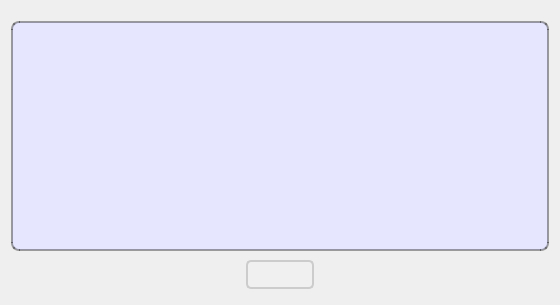
cagavriloaie/WFlowLab, file meter/license.ui: the form before one commit.
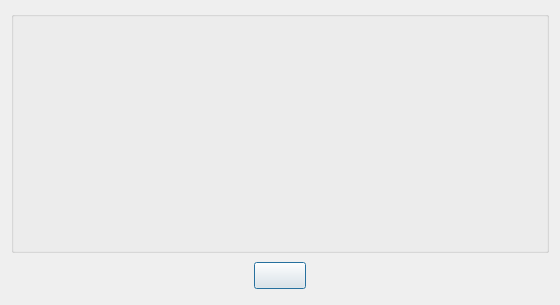
The form after the commit. Icons and pictures are not drawn.

What changed in the file:
```diff
--- a/meter/license.ui
+++ b/meter/license.ui
@@ -16,12 +16,6 @@
     <height>290</height>
    </size>
   </property>
-  <property name="maximumSize">
-   <size>
-    <width>560</width>
-    <height>305</height>
-   </size>
-  </property>
   <property name="windowTitle">
    <string/>
   </property>
@@ -29,85 +23,6 @@
    <iconset>
     <normaloff>WStreamLab.ico</normaloff>WStreamLab.ico</iconset>
   </property>
-  <property name="styleSheet">
-   <string notr="true">/* Common styles */
-* {
-    font-family: Verdana, Arial, sans-serif; /* Fallback to Arial or generic sans-serif if Verdana is not available */
-    font-size: 12pt; /* Base font size */
-}
-
-/* QPushButton */
-QPushButton {
-    padding: 5px 10px;
-    border: 2px solid #ccc; /* Light gray border */
-    background-color: #f0f0f0; /* Light gray background */
-    border-radius: 5px; /* Rounded corners */
-}
-
-QPushButton:hover {
-    background-color: #d7d9d7; /* Light gray background on hover */
-    border: 2px solid #aaa; /* Darker gray border on hover */
-}
-
-/* QComboBox */
-QComboBox {
-    border: 2px solid #ADD8E6; /* Light blue border */
-    border-radius: 4px; /* Rounded corners */
-    padding: 2px;
-    min-height: 20px; /* Adjust the minimum height */
-    background-color: #f0f0f0; /* Light gray background */
-}
-
-QComboBox QAbstractItemView {
-    border: 2px solid #ADD8E6; /* Light blue border for the dropdown */
-}
-
-QComboBox::drop-down {
-    subcontrol-origin: padding;
-    subcontrol-position: top right;
-    width: 20px; /* Adjust width as needed */
-    border-left: 1px solid #ADD8E6; /* Light blue border for the drop-down button */
-}
-
-QComboBox::down-arrow {
-    width: 0;
-    height: 0;
-}
-
-QComboBox::down-arrow:disabled {
-    image: url(circle.png); /* Replace with your own circle image */
-    width: 16px; /* Adjust width of circle */
-    height: 16px; /* Adjust height of circle */
-}
-
-/* QLineEdit */
-QLineEdit {
-    border: 2px solid #ADD8E6; /* Light blue border */
-    border-radius: 4px; /* Rounded corners */
-    height: 28px; /* Adjusted height */
-    padding: 2px; /* Adjust padding if needed */
-    background-color: #f0f0f0; /* Light gray background */
-}
-
-/* QGroupBox */
-QGroupBox {
-    border: 2px solid black;
-    border-color: rgba(0, 0, 0, 0.36); /* Black with transparency */
-    background-color: #E6E6FF; /* Light purple background */
-    font-family: Verdana, Arial, sans-serif; /* Use Verdana for group box */
-    font-size: 12pt; /* Font size */
-    margin-top: 10px;
-    border-radius: 8px; /* Rounded corners */
-    padding-top: 10px; /* Padding for the top of the group box */
-}
-
-QGroupBox::title {
-    subcontrol-origin: margin;
-    left: 7px;
-    padding: 5px; /* Adjusted padding for better appearance */
-}
-</string>
-  </property>
   <layout class="QGridLayout" name="gridLayout_2">
    <property name="verticalSpacing">
     <number>9</number>
@@ -363,11 +278,8 @@
            <pointsize>12</pointsize>
           </font>
          </property>
-         <property name="styleSheet">
-          <string notr="true"> padding-left: 10px; 
- padding-top: 1px; 
- padding-right: 10px;
- padding-down: 10px; </string>
+         <property name="focusPolicy">
+          <enum>Qt::StrongFocus</enum>
          </property>
          <property name="text">
           <string/>
```
Left out of the diff: 6 changed lines with no effect on the pictures.
